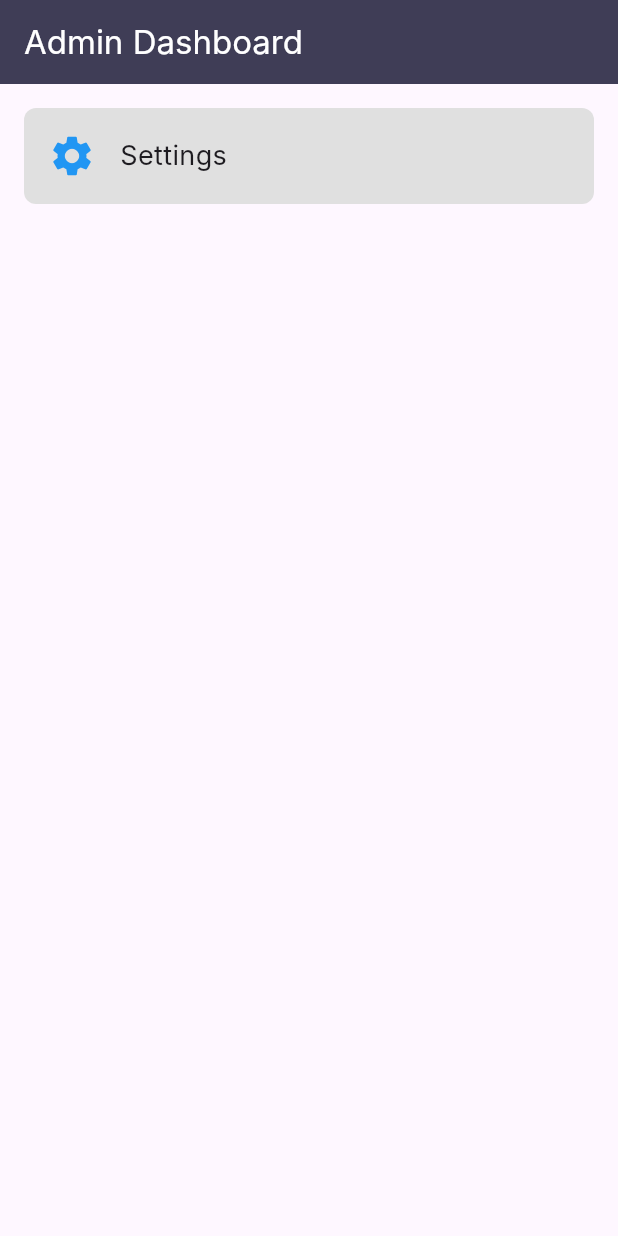
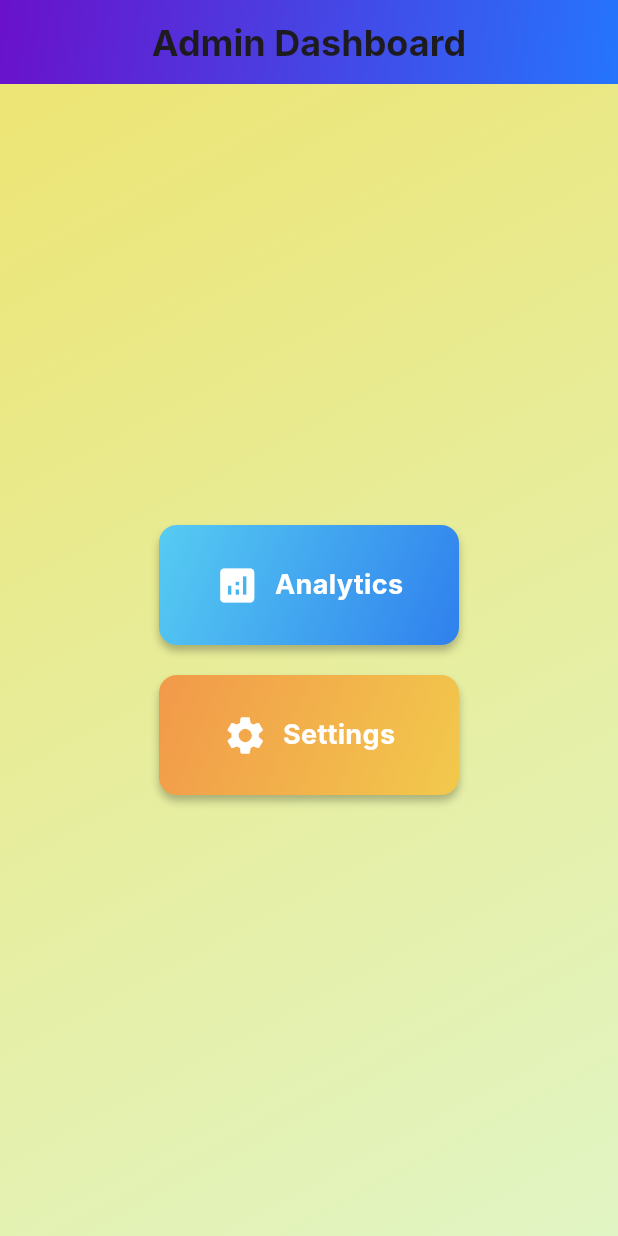
Before and after one commit to moodyys/foodiefinder1, a Flutter app: the AdminDashBoard screen opened directly, on a phone screen of 412 x 824 dp. Run offline on Flutter 3.47's test engine with Material 3 defaults, Android fonts, the light colour scheme and no system bars; our stand-ins replace firebase_auth, firebase_core, fl_chart, font_awesome_flutter; accounts and stored records are empty; Roboto replaces fonts that are missing (Inter).

Commit message:
added classes(ManagerestaurantWidget/Settings02Widget/AdminDashBoard/AnalyticsWidget)  and added 2 lines in dependencies of yaml,younes should update the main

```diff
--- a/lib/AdminDashBoard.dart
+++ b/lib/AdminDashBoard.dart
@@ -1,57 +1,122 @@
 import 'package:flutter/material.dart';
-import 'Settings02Widget.dart'; // Import the Settings02Widget class
+import 'Settings02Widget.dart';
+import 'AnalyticsWidget.dart'; // Import the AnalyticsWidget
 
-class AdminDashBoard extends StatefulWidget {
+class AdminDashBoard extends StatelessWidget {
   const AdminDashBoard({Key? key}) : super(key: key);
 
-  @override
-  State<AdminDashBoard> createState() => _AdminDashBoardState();
-}
-
-class _AdminDashBoardState extends State<AdminDashBoard> {
   @override
   Widget build(BuildContext context) {
     return Scaffold(
       appBar: AppBar(
-        backgroundColor: const Color(0xFF3F3D56),
         title: const Text(
           'Admin Dashboard',
-          style: TextStyle(fontFamily: 'Inter', fontSize: 22, color: Colors.white),
+          style: TextStyle(
+            fontFamily: 'Inter',
+            fontSize: 24,
+            fontWeight: FontWeight.bold,
           ),
         ),
-      body: Column(
-        mainAxisAlignment: MainAxisAlignment.start,
-        crossAxisAlignment: CrossAxisAlignment.start,
+        centerTitle: true,
+        flexibleSpace: Container(
+          decoration: const BoxDecoration(
+            gradient: LinearGradient(
+              colors: [Color(0xFF6A11CB), Color(0xFF2575FC)],
+              begin: Alignment.topLeft,
+              end: Alignment.bottomRight,
+            ),
+          ),
+        ),
+        elevation: 4,
+      ),
+      body: Container(
+        decoration: const BoxDecoration(
+          gradient: LinearGradient(
+            colors: [Color(0xFFEDE574), Color(0xFFE1F5C4)],
+            begin: Alignment.topLeft,
+            end: Alignment.bottomRight,
+          ),
+        ),
+        child: Center(
+          child: Column(
+            mainAxisSize: MainAxisSize.min,
             children: [
-          // Example icon for navigation to Settings
-          GestureDetector(
-            onTap: () {
-              // Navigate to Settings02Widget
+              _buildDashboardButton(
+                context,
+                title: 'Analytics',
+                icon: Icons.analytics,
+                gradientColors: [Color(0xFF56CCF2), Color(0xFF2F80ED)],
+                onPressed: () {
+                  // Navigate to the AnalyticsWidget screen
+                  Navigator.push(
+                    context,
+                    MaterialPageRoute(builder: (context) => const AnalyticsWidget()),
+                  );
+                },
+              ),
+              const SizedBox(height: 20),
+              _buildDashboardButton(
+                context,
+                title: 'Settings',
+                icon: Icons.settings,
+                gradientColors: [Color(0xFFF2994A), Color(0xFFF2C94C)],
+                onPressed: () {
                   Navigator.push(
                     context,
                     MaterialPageRoute(builder: (context) => const Settings02Widget()),
                   );
                 },
-            child: Container(
-              margin: const EdgeInsets.all(16.0),
-              padding: const EdgeInsets.all(16.0),
-              decoration: BoxDecoration(
-                color: Colors.grey.shade300,
-                borderRadius: BorderRadius.circular(8),
-              ),
-              child: Row(
-                children: const [
-                  Icon(Icons.settings, color: Colors.blue, size: 32),
-                  SizedBox(width: 16),
-                  Text(
-                    'Settings',
-                    style: TextStyle(fontFamily: 'Inter', fontSize: 18),
               ),
             ],
           ),
         ),
       ),
+    );
+  }
+
+  Widget _buildDashboardButton(
+      BuildContext context, {
+        required String title,
+        required IconData icon,
+        required List<Color> gradientColors,
+        required VoidCallback onPressed,
+      }) {
+    return GestureDetector(
+      onTap: onPressed,
+      child: Container(
+        width: 200,
+        height: 80,
+        decoration: BoxDecoration(
+          gradient: LinearGradient(
+            colors: gradientColors,
+            begin: Alignment.topLeft,
+            end: Alignment.bottomRight,
+          ),
+          borderRadius: BorderRadius.circular(12),
+          boxShadow: const [
+            BoxShadow(
+              color: Colors.black26,
+              offset: Offset(0, 4),
+              blurRadius: 4,
+            ),
           ],
+        ),
+        child: Row(
+          mainAxisAlignment: MainAxisAlignment.center,
+          children: [
+            Icon(icon, color: Colors.white, size: 30),
+            const SizedBox(width: 10),
+            Text(
+              title,
+              style: const TextStyle(
+                fontFamily: 'Inter',
+                fontSize: 18,
+                fontWeight: FontWeight.bold,
+                color: Colors.white,
+              ),
+            ),
+          ],
+        ),
       ),
     );
   }
--- a/lib/Userhomepage.dart
+++ b/lib/Userhomepage.dart
@@ -1,3 +1,4 @@
+
 import 'package:flutter/material.dart';
 
 class Userhomepage extends StatelessWidget {
--- a/lib/main.dart
+++ b/lib/main.dart
@@ -1,6 +1,9 @@
 import 'package:flutter/material.dart';
+import 'ManagerestaurantsWidget.dart'; // Import ManagerestaurantsWidget
+import 'Settings02Widget.dart'; // Import Settings02Widget
+import 'AnalyticsWidget.dart'; // Import AnalyticsWidget
+import 'login.dart';
 import 'AdminDashBoard.dart';
-import 'login.dart';
 import 'package:firebase_core/firebase_core.dart';
 import 'package:foodiefinder1/Userhomepage.dart';
 void main() async {
--- a/pubspec.yaml
+++ b/pubspec.yaml
@@ -19,7 +19,7 @@ publish_to: 'none' # Remove this line if you wish to publish to pub.dev
 version: 1.0.0+1
 
 environment:
-  sdk: ^3.5.4
+  sdk: ^3.27.1
 
 # Dependencies specify other packages that your package needs in order to work.
 # To automatically upgrade your package dependencies to the latest versions
@@ -30,6 +30,8 @@ environment:
 dependencies:
   flutter:
     sdk: flutter
+  fl_chart: ^0.70.0
+  google_fonts: ^4.0.3
 
 
   # The following adds the Cupertino Icons font to your application.
```
Also changed, not shown: lib/AnalyticsWidget.dart (added, +213 -0 lines). Lines whose indentation alone changed are shown as unchanged.
